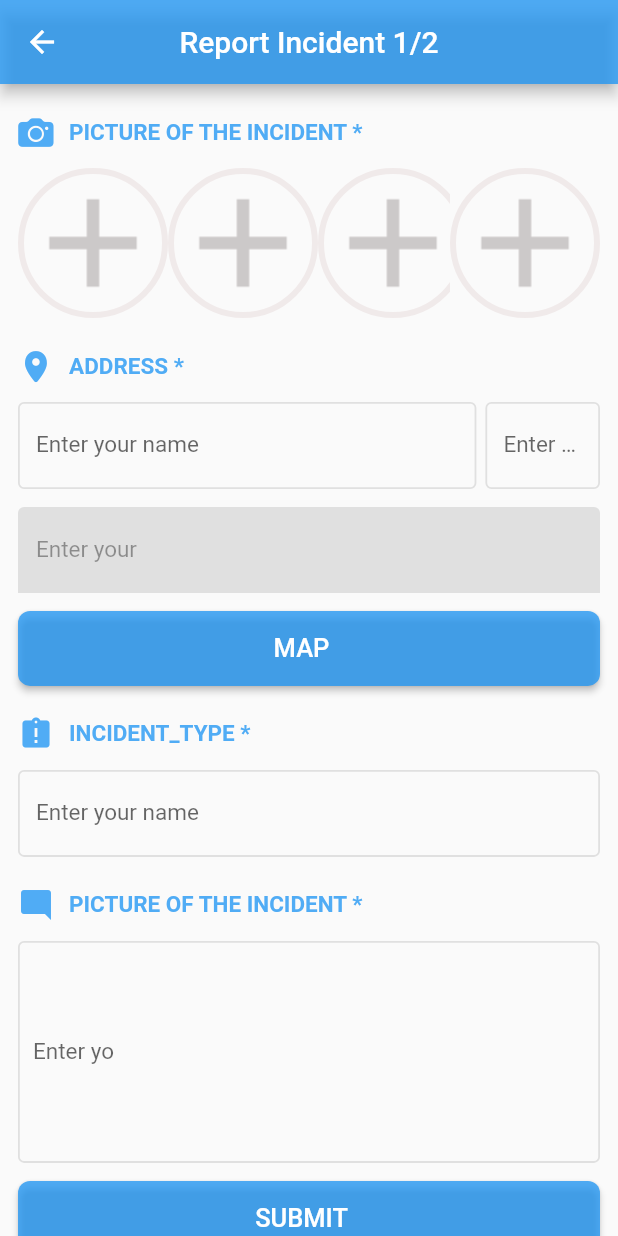
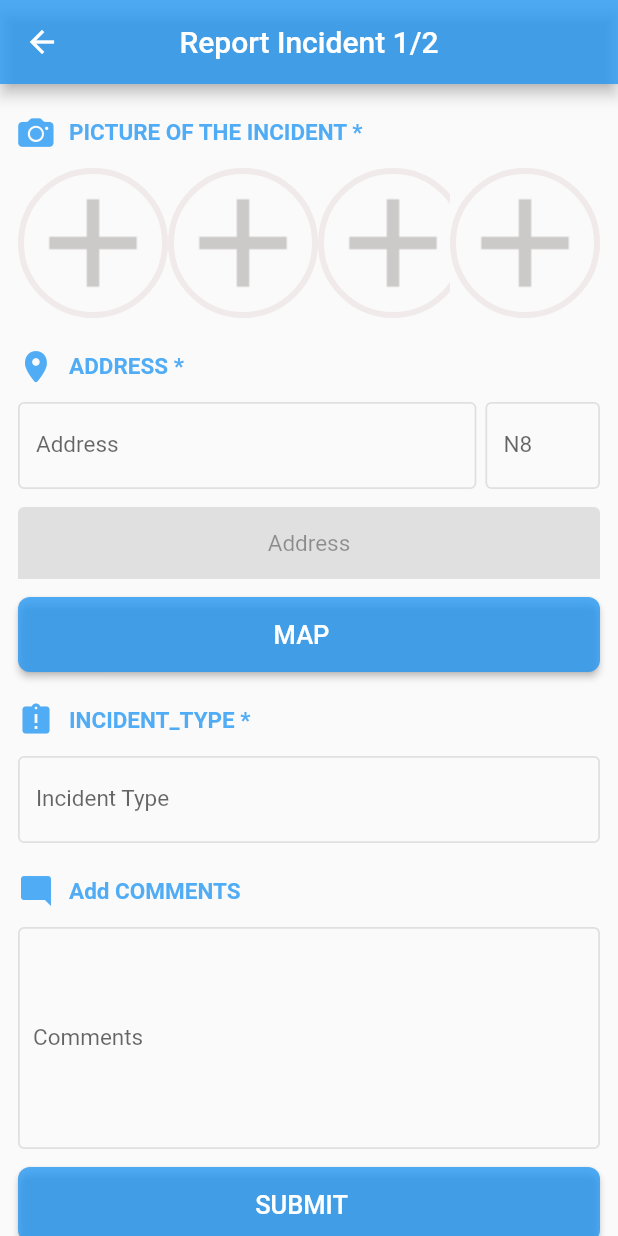
Before and after one commit to abdullah951/Flutter_StopHarasment, a Flutter app: the ReportIncidentScreen1 screen opened directly, on a phone screen of 412 x 824 dp. Run offline on Flutter 3.47's test engine with Material 2 defaults, Android fonts, the phone set to English and light mode, and no system bars; our stand-ins replace flushbar, shared_preferences, video_player; accounts and stored records are empty.

```diff
--- a/lib/constants/strings.dart
+++ b/lib/constants/strings.dart
@@ -14,11 +14,17 @@ class Strings {
   static const String map = "MAP";
   static const String incident_type = "INCIDENT_TYPE *";
   static const String incident_type_hint = "Incident Type";
-  static const String comment = "COMMENTs";
+  static const String comment = "Add COMMENTS";
+  static const String comment_hint = "Comments";
   static const String submit = "SUBMIT";
-  static const String street = "N8";
+  static const String street_hint = "N8";
 
   // Report Incident 2/2
   static const String appBar2 = "Report Incident 2/2";
+  static const String stay_anonymous = "STAY ANONYMOUS ";
+  static const String coordinates = "COORDINATES ";
+  static const String name_hint = "Name * ";
+  static const String email_hint = "Email * ";
+  static const String phone_hint = "Phone ";
 
 }
--- a/lib/ui/report_incident1/report_incident1.dart
+++ b/lib/ui/report_incident1/report_incident1.dart
@@ -10,6 +10,8 @@ import 'package:flutter_app/widgets/text_field.dart';
 import 'package:flutter_app/widgets/text_field_inactive.dart';
 import 'package:flutter_app/widgets/text_field_large.dart';
 import 'package:flutter_app/widgets/text_title.dart';
+
+import '../../routes.dart';
 
 class ReportIncidentScreen1 extends StatefulWidget {
 
@@ -63,7 +65,7 @@ class _ReportIncidentScreen1State extends State<ReportIncidentScreen1> {
                  Expanded(
 
 
-                  child : MyTextField().setTextField(context, myController),
+                  child : MyTextField().setTextField(context, myController,Strings.address_hint),
                    flex: 4,
                  ),
                  SizedBox(width: Dimens.vertical_padding_small,),
@@ -71,7 +73,7 @@ class _ReportIncidentScreen1State extends State<ReportIncidentScreen1> {
                  Expanded(
 
 
-                   child : MyTextField().setTextField(context, myController),
+                   child : MyTextField().setTextField(context, myController,Strings.street_hint),
                    flex: 1,
                  ),
                ],
@@ -79,21 +81,21 @@ class _ReportIncidentScreen1State extends State<ReportIncidentScreen1> {
               SizedBox(height: Dimens.vertical_padding,),
               MyTextFieldInActive().setTextField(context, myController),
               SizedBox(height: Dimens.vertical_padding,),
-              MySubmitButton().setButton(context, 'Map'),
+              MySubmitButton().setButton(context, 'Map',onSubmit),
 
 
 
               SizedBox(height: Dimens.vertical_margin,),
               MyTextTitle().setTextInput(context, Icons.assignment_late, Strings.incident_type),
               SizedBox(height: Dimens.vertical_padding,),
-              MyTextField().setTextField(context, myController),
+              MyTextField().setTextField(context, myController,Strings.incident_type_hint),
 
               SizedBox(height: Dimens.vertical_margin,),
-              MyTextTitle().setTextInput(context, Icons.mode_comment, Strings.picture_of_the_incident),
+              MyTextTitle().setTextInput(context, Icons.mode_comment, Strings.comment),
               SizedBox(height: Dimens.vertical_padding,),
-              MyTextFieldLarge().setTextField(context, myController),
+              MyTextFieldLarge().setTextField(context, myController, Strings.comment_hint),
               SizedBox(height: Dimens.vertical_padding,),
-              MySubmitButton().setButton(context, 'Submit'),
+              MySubmitButton().setButton(context, 'Submit',onSubmit),
 
             ],
           ),
@@ -122,8 +124,8 @@ class _ReportIncidentScreen1State extends State<ReportIncidentScreen1> {
   }
 
 
-  onSubmit() {
-    print(myController.text);
+ void onSubmit() {
+   Navigator.pushNamed(context, Routes.report_incident2);
 
   }
 }
--- a/lib/widgets/button_submit.dart
+++ b/lib/widgets/button_submit.dart
@@ -5,7 +5,7 @@ import 'package:flutter_app/constants/strings.dart';
 class MySubmitButton {
 
 
-  setButton(context,String title) {
+  setButton(context,String title,Function click ) {
     return RaisedButton(
         shape: new RoundedRectangleBorder(
             borderRadius: new BorderRadius.circular(8.0),
@@ -14,7 +14,7 @@ class MySubmitButton {
         textColor: Colorss.white_txt,
         padding: EdgeInsets.only(left: 30, right: 40, bottom: 15, top: 15),
         onPressed: () {
-
+        click();
         },
         child: Center(
           child: Text(
--- a/lib/widgets/text_field.dart
+++ b/lib/widgets/text_field.dart
@@ -4,7 +4,7 @@ import 'package:flutter_app/constants/strings.dart';
 class MyTextField {
 
 
-  setTextField(context, TextEditingController myController) {
+  setTextField(context, TextEditingController myController,String label) {
     return new TextFormField(
       style: new TextStyle(
           fontSize: 15.0,
@@ -21,7 +21,7 @@ class MyTextField {
 
 
           ),
-          labelText: 'Enter your name',
+          labelText: label,
           ),
 
 
--- a/lib/widgets/text_field_inactive.dart
+++ b/lib/widgets/text_field_inactive.dart
@@ -1,3 +1,4 @@
+import 'package:flutter/cupertino.dart';
 import 'package:flutter/material.dart';
 import 'package:flutter_app/constants/colors.dart';
 import 'package:flutter_app/constants/strings.dart';
@@ -6,7 +7,10 @@ class MyTextFieldInActive {
 
   setTextField(context, TextEditingController myController) {
     return new TextFormField(
+
       enabled: false,
+      textAlign: TextAlign.center,
+
 
       style: new TextStyle(
           fontSize: 15.0,
@@ -18,6 +22,7 @@ class MyTextFieldInActive {
       controller: myController,
       decoration: InputDecoration(
        enabled: false,
+        hintText: Strings.address_hint,
 
         fillColor:  Colors.grey[300],
           filled: true,
@@ -28,7 +33,7 @@ class MyTextFieldInActive {
 
 
           ),
-          labelText: 'Enter your ',
+
           ),
 
 
--- a/lib/widgets/text_field_large.dart
+++ b/lib/widgets/text_field_large.dart
@@ -4,7 +4,7 @@ import 'package:flutter_app/constants/strings.dart';
 class MyTextFieldLarge {
 
 
-  setTextField(context, TextEditingController myController) {
+  setTextField(context, TextEditingController myController,String label) {
     return new TextFormField(
 
 
@@ -30,7 +30,7 @@ class MyTextFieldLarge {
 
 
           ),
-          labelText: 'Enter yo',
+          labelText: label,
           ),
 
 
```
Also changed, not shown: lib/ui/home/home.dart (+102 -31 lines), lib/ui/report_incident2/report_incident2.dart (+65 -2 lines).
